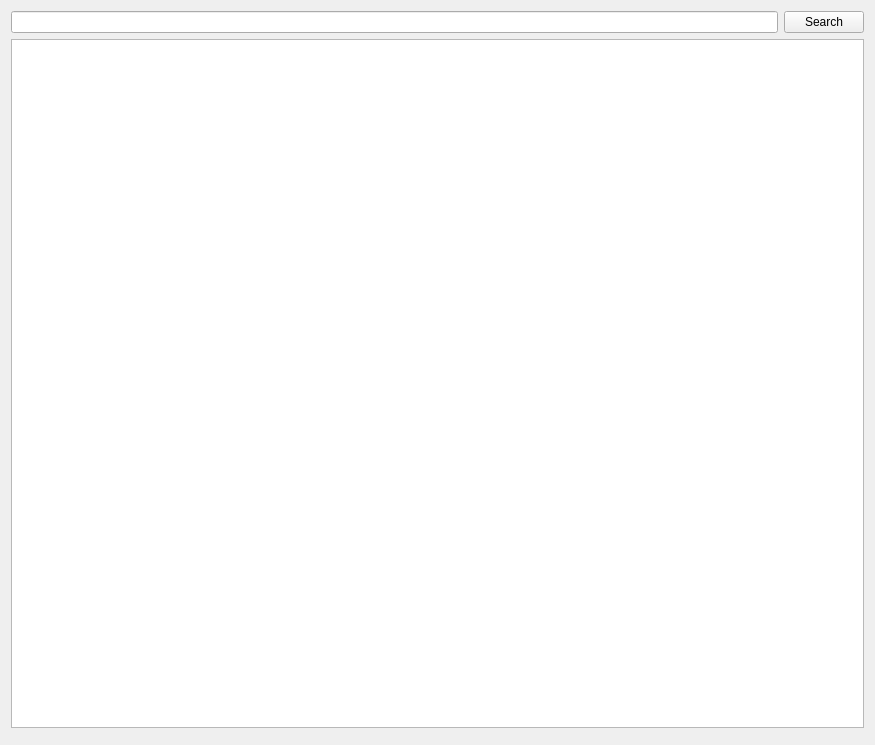
First picture: the form in application/pages/modplatform/flame/FlamePage.ui, repository FreesmTeam/FreesmLauncher, before the edit.
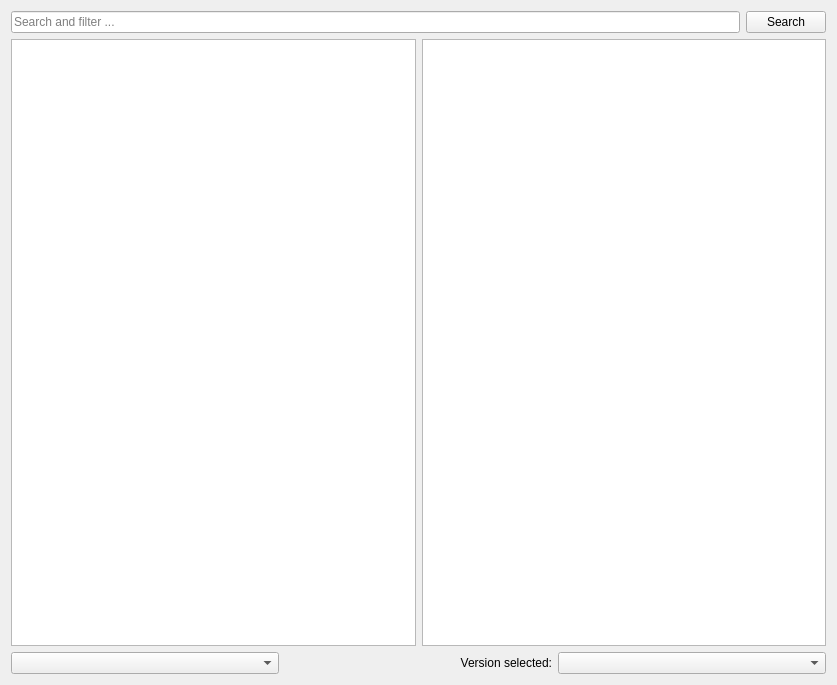
Second picture: the form after the edit. Custom widgets are drawn as their Qt base class.

```diff
--- a/application/pages/modplatform/flame/FlamePage.ui
+++ b/application/pages/modplatform/flame/FlamePage.ui
@@ -6,40 +6,14 @@
    <rect>
     <x>0</x>
     <y>0</y>
-    <width>875</width>
-    <height>745</height>
-   </rect>
-  </property>
-  <layout class="QVBoxLayout" name="verticalLayout">
-   <item>
-    <widget class="QWidget" name="widget" native="true">
-     <layout class="QHBoxLayout" name="horizontalLayout">
-      <property name="leftMargin">
-       <number>0</number>
-      </property>
-      <property name="topMargin">
-       <number>0</number>
-      </property>
-      <property name="rightMargin">
-       <number>0</number>
-      </property>
-      <property name="bottomMargin">
-       <number>0</number>
-      </property>
-      <item>
-       <widget class="QLineEdit" name="searchEdit"/>
-      </item>
-      <item>
-       <widget class="QPushButton" name="searchButton">
-        <property name="text">
-         <string>Search</string>
-        </property>
-       </widget>
-      </item>
-     </layout>
-    </widget>
-   </item>
-   <item>
+        <width>837</width>
+        <height>685</height>
+      </rect>
+    </property>
+    <layout class="QGridLayout" name="gridLayout">
+      <item row="1" column="0" colspan="2">
+        <layout class="QGridLayout" name="gridLayout_3">
+          <item row="1" column="0">
     <widget class="QListView" name="packView">
      <property name="horizontalScrollBarPolicy">
       <enum>Qt::ScrollBarAlwaysOff</enum>
@@ -53,34 +27,62 @@
        <height>48</height>
       </size>
      </property>
-    </widget>
-   </item>
-   <item>
-    <widget class="MCModInfoFrame" name="frame">
-     <property name="sizePolicy">
-      <sizepolicy hsizetype="Preferred" vsizetype="Minimum">
-       <horstretch>0</horstretch>
-       <verstretch>0</verstretch>
-      </sizepolicy>
-     </property>
-     <property name="frameShape">
-      <enum>QFrame::StyledPanel</enum>
-     </property>
-     <property name="frameShadow">
-      <enum>QFrame::Raised</enum>
-     </property>
-    </widget>
-   </item>
-  </layout>
- </widget>
- <customwidgets>
-  <customwidget>
-   <class>MCModInfoFrame</class>
-   <extends>QFrame</extends>
-   <header>widgets/MCModInfoFrame.h</header>
-   <container>1</container>
-  </customwidget>
- </customwidgets>
+              <property name="horizontalScrollBarPolicy">
+                <enum>Qt::ScrollBarAlwaysOff</enum>
+              </property>
+              <property name="alternatingRowColors">
+                <bool>true</bool>
+              </property>
+            </widget>
+          </item>
+          <item row="1" column="1">
+            <widget class="QTextBrowser" name="packDescription">
+              <property name="openExternalLinks">
+                <bool>true</bool>
+              </property>
+              <property name="openLinks">
+                <bool>true</bool>
+              </property>
+            </widget>
+          </item>
+        </layout>
+      </item>
+      <item row="2" column="0" colspan="2">
+        <layout class="QGridLayout" name="gridLayout_4" columnstretch="0,0,0" rowminimumheight="0" columnminimumwidth="0,0,0">
+          <item row="0" column="2">
+            <widget class="QComboBox" name="versionSelectionBox"/>
+          </item>
+          <item row="0" column="1">
+            <widget class="QLabel" name="label">
+              <property name="text">
+                <string>Version selected:</string>
+              </property>
+              <property name="alignment">
+                <set>Qt::AlignRight|Qt::AlignTrailing|Qt::AlignVCenter</set>
+              </property>
+            </widget>
+          </item>
+          <item row="0" column="0">
+            <widget class="QComboBox" name="sortByBox"/>
+          </item>
+        </layout>
+      </item>
+      <item row="0" column="1">
+        <widget class="QPushButton" name="searchButton">
+          <property name="text">
+            <string>Search</string>
+          </property>
+        </widget>
+      </item>
+      <item row="0" column="0">
+        <widget class="QLineEdit" name="searchEdit">
+          <property name="placeholderText">
+            <string>Search and filter ...</string>
+          </property>
+        </widget>
+      </item>
+    </layout>
+  </widget>
  <tabstops>
   <tabstop>searchEdit</tabstop>
   <tabstop>searchButton</tabstop>
```
Left out of the diff: 9 changed lines with no effect on the pictures. Lines whose indentation alone changed are shown as unchanged.
